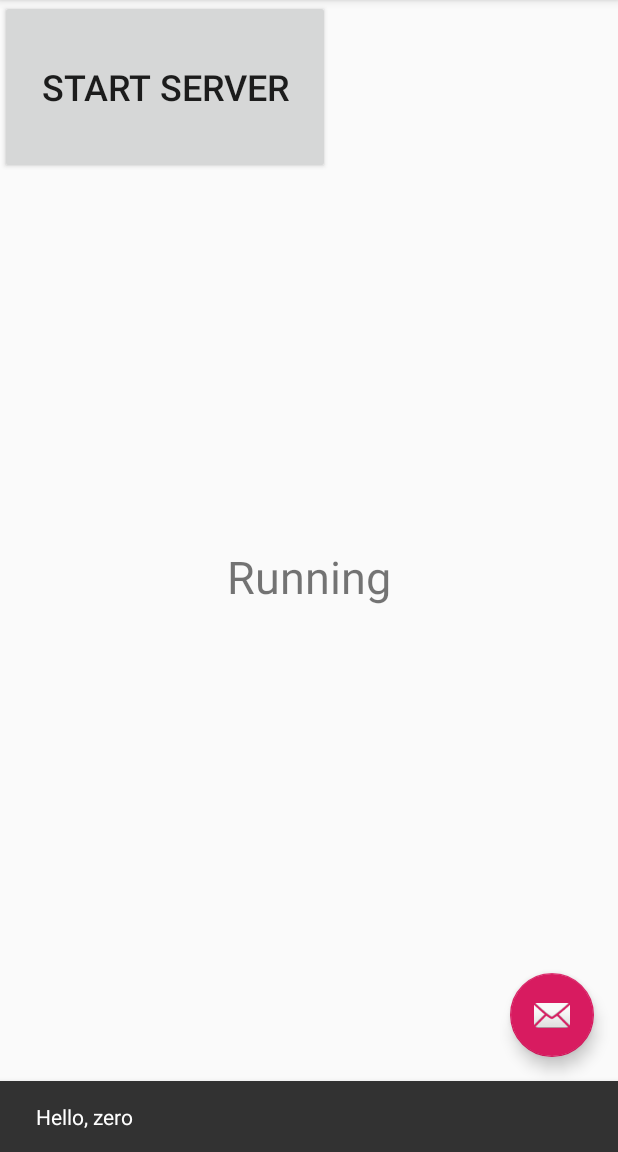
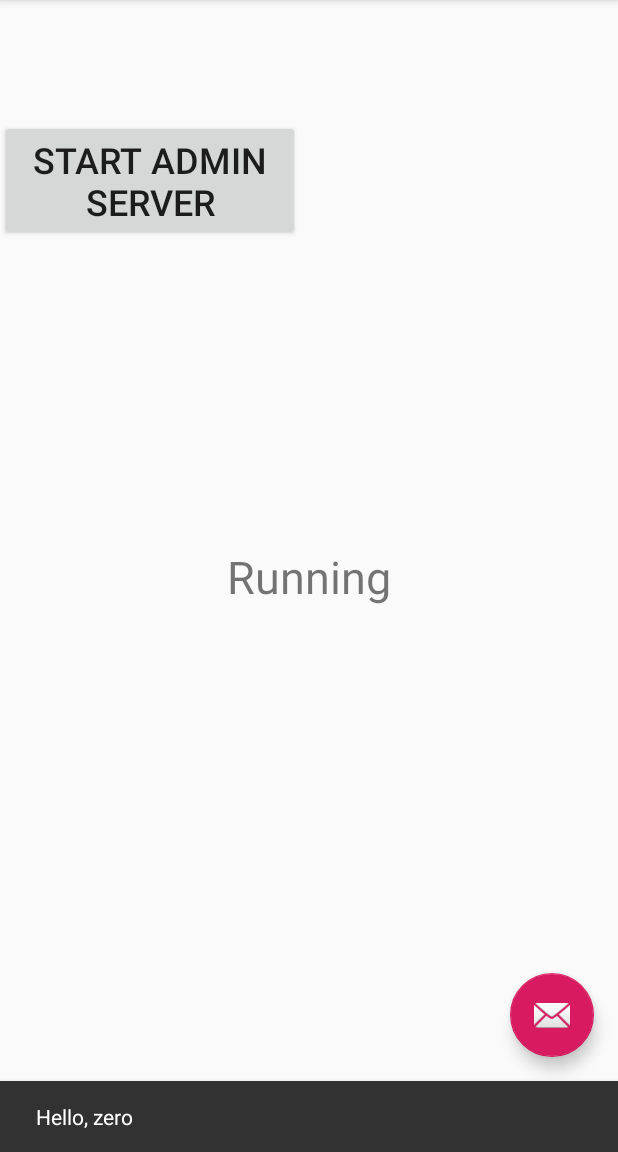
Before and after one commit to ErikOwsiak/Arduino-Web-Bridge, an Android app: the screen it shows after launch (MainActivity), after a tap on an icon or button, on a phone screen of 412 x 824 dp, the part 84-1236 px from its top. Run offline under Robolectric (Android 15) with nearby library versions, the phone set to English and light mode, and no system bars; 1 other tap on this screen came first.

```diff
--- a/AndroidWebGate/app/src/main/res/layout/content_main.xml
+++ b/AndroidWebGate/app/src/main/res/layout/content_main.xml
@@ -12,7 +12,7 @@
         android:id="@+id/tvFeedback"
         android:layout_width="wrap_content"
         android:layout_height="wrap_content"
-        android:text="Arduino Web Server!"
+        android:text="Arduino Web Gate"
         android:textSize="30sp"
         app:layout_constraintBottom_toBottomOf="parent"
         app:layout_constraintLeft_toLeftOf="parent"
@@ -21,12 +21,13 @@
 
     <Button
         android:id="@+id/btnStart"
-        android:layout_width="220dp"
-        android:layout_height="116dp"
-        android:text="Start Server"
+        android:layout_width="200dp"
+        android:layout_height="wrap_content"
+        android:layout_marginTop="80dp"
+        android:onClick="btnStartClick"
+        android:text="Start Admin Server"
         android:textSize="24sp"
-        tools:layout_editor_absoluteX="111dp"
-        tools:layout_editor_absoluteY="105dp"
-        android:onClick="btnStartClick"/>
+        app:layout_constraintTop_toTopOf="parent"
+        tools:layout_editor_absoluteX="100dp" />
 
 </android.support.constraint.ConstraintLayout>
```
